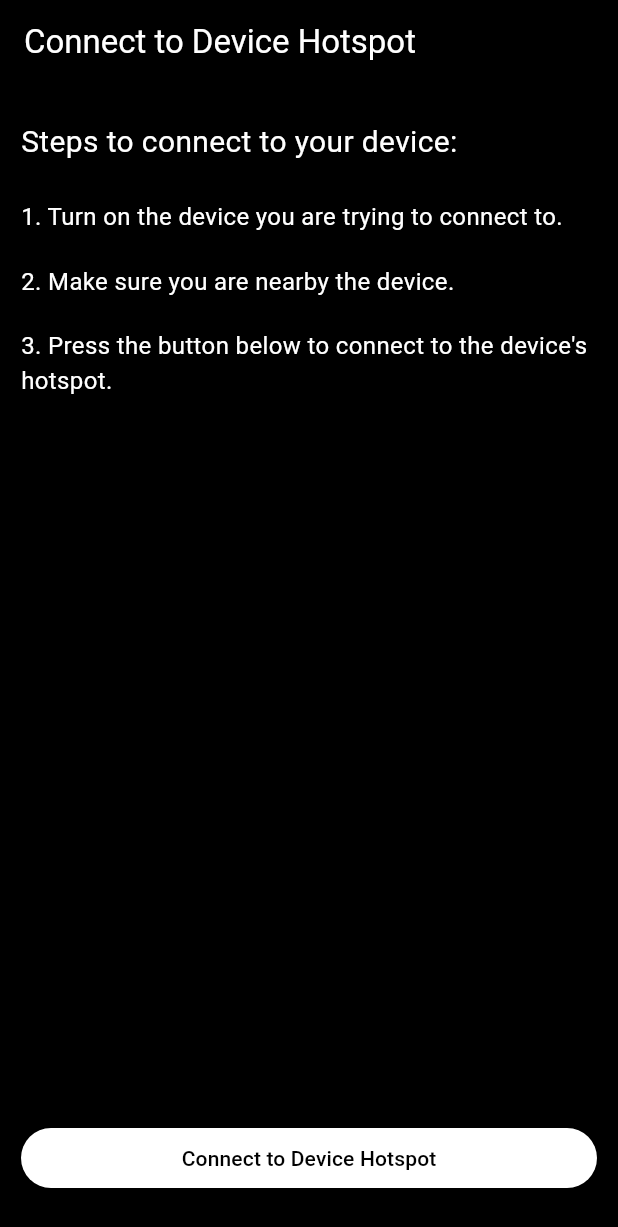
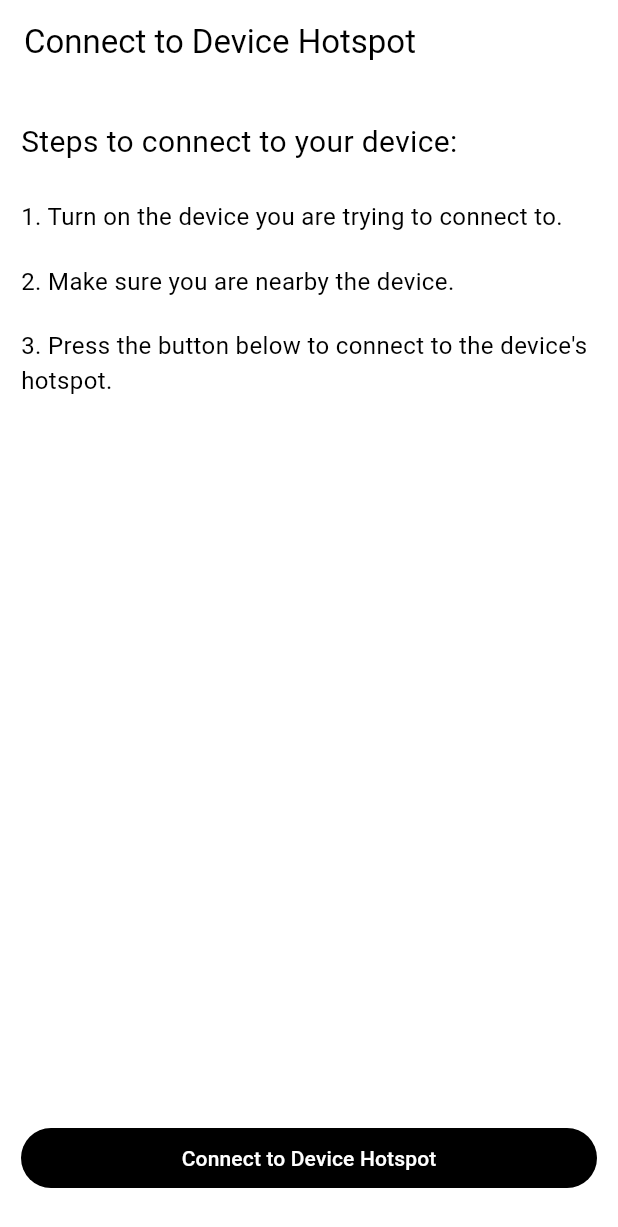
Before and after one commit to viamrobotics/viam_flutter_hotspot_provisioning_widget, a Flutter app: the screen it shows after launch, on a phone screen of 412 x 824 dp. Shown: the top 1227 px of the screen. Run offline on Flutter 3.47's test engine with Material 3 defaults, Android fonts, the phone set to English and light mode, and no system bars; our stand-ins replace permission_handler; missing offline and left inert: plugin_wifi_connect, viam_flutter_provisioning, viam_sdk.

Commit message:
white bround

```diff
--- a/example/hotspot_provisioning/lib/connect_hotspot_prefix_screen.dart
+++ b/example/hotspot_provisioning/lib/connect_hotspot_prefix_screen.dart
@@ -30,7 +30,7 @@ class _ConnectHotspotPrefixScreenState extends State<ConnectHotspotPrefixScreen>
   late Robot _robot;
   late RobotPart _mainPart;
   static const listStyle = TextStyle(
-    color: Colors.white,
+    color: Colors.black,
     fontSize: 16.0,
   );
 
@@ -180,10 +180,10 @@ class _ConnectHotspotPrefixScreenState extends State<ConnectHotspotPrefixScreen>
   @override
   Widget build(BuildContext context) {
     return Scaffold(
-      backgroundColor: Colors.black,
+      backgroundColor: Colors.white,
       appBar: AppBar(
-        backgroundColor: Colors.black,
-        title: const Text('Connect to Device Hotspot', style: TextStyle(color: Colors.white)),
+        backgroundColor: Colors.white,
+        title: const Text('Connect to Device Hotspot', style: TextStyle(color: Colors.black)),
       ),
       body: SafeArea(
         child: Column(
@@ -199,7 +199,7 @@ class _ConnectHotspotPrefixScreenState extends State<ConnectHotspotPrefixScreen>
                         "Steps to connect to your device:",
                         style: const TextStyle(
                           fontSize: 20.0,
-                          color: Colors.white,
+                          color: Colors.black,
                         ),
                       ),
                     ),
--- a/example/hotspot_provisioning/lib/primary_button.dart
+++ b/example/hotspot_provisioning/lib/primary_button.dart
@@ -16,7 +16,7 @@ class PrimaryButton extends StatelessWidget {
   Widget build(BuildContext context) {
     return FilledButton(
       onPressed: (isLoading || onPressed == null) ? null : onPressed,
-      style: FilledButton.styleFrom(backgroundColor: Colors.white),
+      style: OutlinedButton.styleFrom(backgroundColor: Colors.black),
       child: isLoading
           ? const SizedBox(
               width: 20,
@@ -27,7 +27,7 @@ class PrimaryButton extends StatelessWidget {
             )
           : Text(
               text,
-              style: TextStyle(fontWeight: FontWeight.w500, color: onPressed != null ? Colors.black : Color(0x80F7F7F8)),
+              style: TextStyle(fontWeight: FontWeight.w500, color: onPressed != null ? Colors.white : Color(0x80F7F7F8)),
             ),
     );
   }
```
